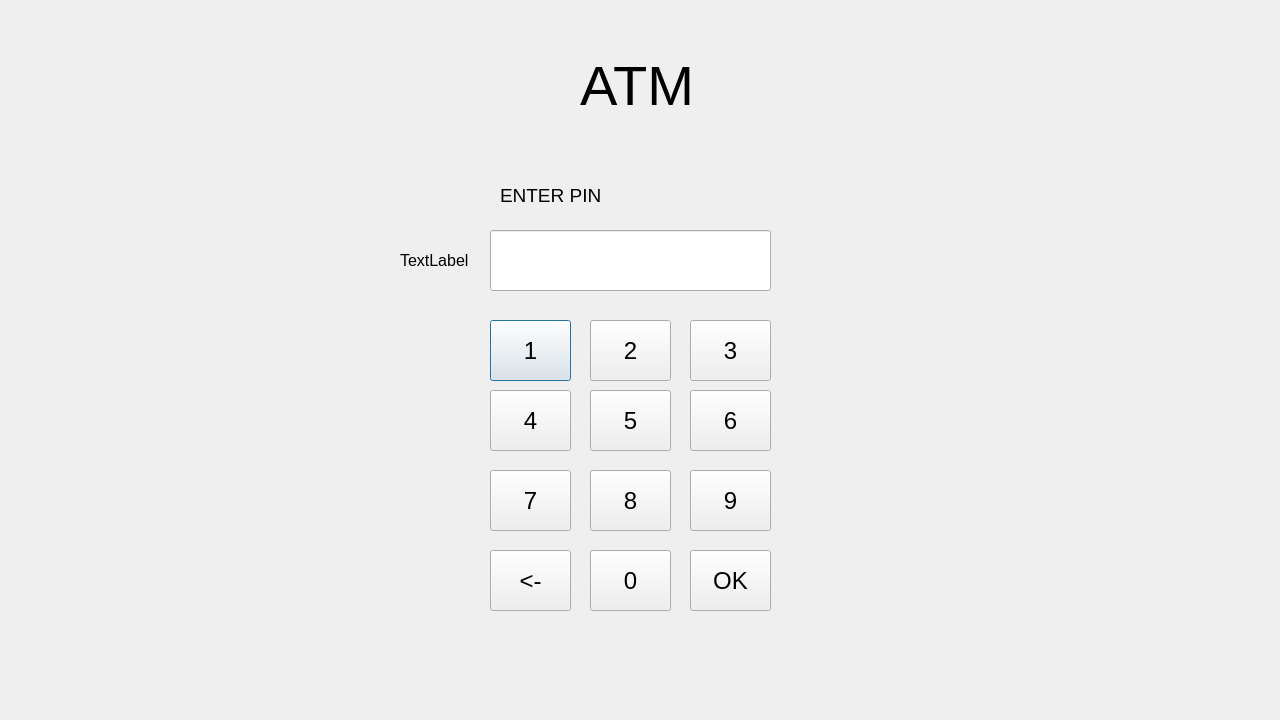
alavuvi/atm-simulator-project, file bank-automat/login.ui: the form before one commit.
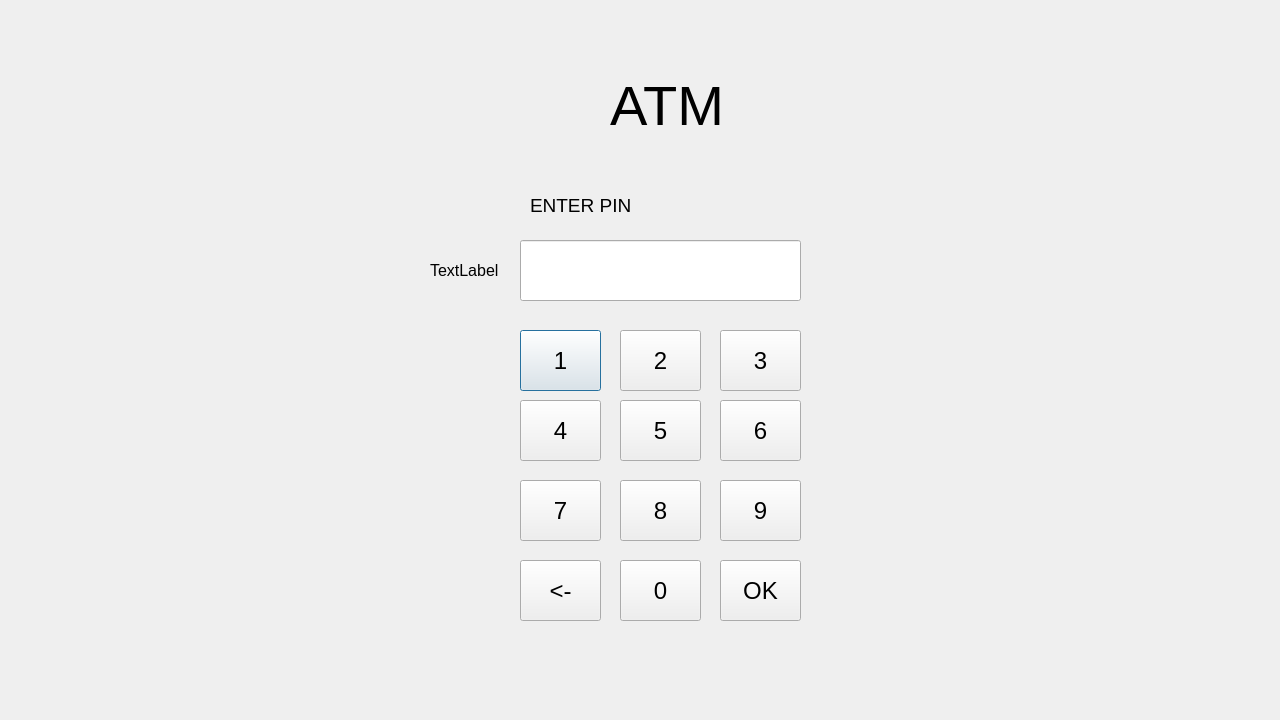
The form after the commit.

What changed in the file:
```diff
--- a/bank-automat/login.ui
+++ b/bank-automat/login.ui
@@ -16,8 +16,8 @@
   <widget class="QLineEdit" name="pinOutput">
    <property name="geometry">
     <rect>
-     <x>490</x>
-     <y>230</y>
+     <x>520</x>
+     <y>240</y>
      <width>281</width>
      <height>61</height>
     </rect>
@@ -34,8 +34,8 @@
   <widget class="QPushButton" name="button01">
    <property name="geometry">
     <rect>
-     <x>490</x>
-     <y>320</y>
+     <x>520</x>
+     <y>330</y>
      <width>81</width>
      <height>61</height>
     </rect>
@@ -52,8 +52,8 @@
   <widget class="QPushButton" name="button02">
    <property name="geometry">
     <rect>
-     <x>590</x>
-     <y>320</y>
+     <x>620</x>
+     <y>330</y>
      <width>81</width>
      <height>61</height>
     </rect>
@@ -70,8 +70,8 @@
   <widget class="QPushButton" name="button03">
    <property name="geometry">
     <rect>
-     <x>690</x>
-     <y>320</y>
+     <x>720</x>
+     <y>330</y>
      <width>81</width>
      <height>61</height>
     </rect>
@@ -88,8 +88,8 @@
   <widget class="QPushButton" name="button04">
    <property name="geometry">
     <rect>
-     <x>490</x>
-     <y>390</y>
+     <x>520</x>
+     <y>400</y>
      <width>81</width>
      <height>61</height>
     </rect>
@@ -106,8 +106,8 @@
   <widget class="QPushButton" name="button05">
    <property name="geometry">
     <rect>
-     <x>590</x>
-     <y>390</y>
+     <x>620</x>
+     <y>400</y>
      <width>81</width>
      <height>61</height>
     </rect>
@@ -124,8 +124,8 @@
   <widget class="QPushButton" name="button06">
    <property name="geometry">
     <rect>
-     <x>690</x>
-     <y>390</y>
+     <x>720</x>
+     <y>400</y>
      <width>81</width>
      <height>61</height>
     </rect>
@@ -142,8 +142,8 @@
   <widget class="QPushButton" name="button07">
    <property name="geometry">
     <rect>
-     <x>490</x>
-     <y>470</y>
+     <x>520</x>
+     <y>480</y>
      <width>81</width>
      <height>61</height>
     </rect>
@@ -160,8 +160,8 @@
   <widget class="QPushButton" name="button08">
    <property name="geometry">
     <rect>
-     <x>590</x>
-     <y>470</y>
+     <x>620</x>
+     <y>480</y>
      <width>81</width>
      <height>61</height>
     </rect>
@@ -178,8 +178,8 @@
   <widget class="QPushButton" name="button09">
    <property name="geometry">
     <rect>
-     <x>690</x>
-     <y>470</y>
+     <x>720</x>
+     <y>480</y>
      <width>81</width>
      <height>61</height>
     </rect>
@@ -196,8 +196,8 @@
   <widget class="QPushButton" name="buttonBack">
    <property name="geometry">
     <rect>
-     <x>490</x>
-     <y>550</y>
+     <x>520</x>
+     <y>560</y>
      <width>81</width>
      <height>61</height>
     </rect>
@@ -214,8 +214,8 @@
   <widget class="QPushButton" name="button00">
    <property name="geometry">
     <rect>
-     <x>590</x>
-     <y>550</y>
+     <x>620</x>
+     <y>560</y>
      <width>81</width>
      <height>61</height>
     </rect>
@@ -232,8 +232,8 @@
   <widget class="QPushButton" name="buttonOk">
    <property name="geometry">
     <rect>
-     <x>690</x>
-     <y>550</y>
+     <x>720</x>
+     <y>560</y>
      <width>81</width>
      <height>61</height>
     </rect>
@@ -250,8 +250,8 @@
   <widget class="QLabel" name="labelCardId">
    <property name="geometry">
     <rect>
-     <x>400</x>
-     <y>250</y>
+     <x>430</x>
+     <y>260</y>
      <width>81</width>
      <height>21</height>
     </rect>
@@ -268,8 +268,8 @@
   <widget class="QLabel" name="labelInfo">
    <property name="geometry">
     <rect>
-     <x>490</x>
-     <y>630</y>
+     <x>520</x>
+     <y>640</y>
      <width>281</width>
      <height>20</height>
     </rect>
@@ -281,8 +281,8 @@
   <widget class="QLabel" name="label">
    <property name="geometry">
     <rect>
-     <x>500</x>
-     <y>180</y>
+     <x>530</x>
+     <y>190</y>
      <width>261</width>
      <height>31</height>
     </rect>
@@ -299,8 +299,8 @@
   <widget class="QLabel" name="labelLogo">
    <property name="geometry">
     <rect>
-     <x>580</x>
-     <y>30</y>
+     <x>610</x>
+     <y>50</y>
      <width>141</width>
      <height>111</height>
     </rect>
```
